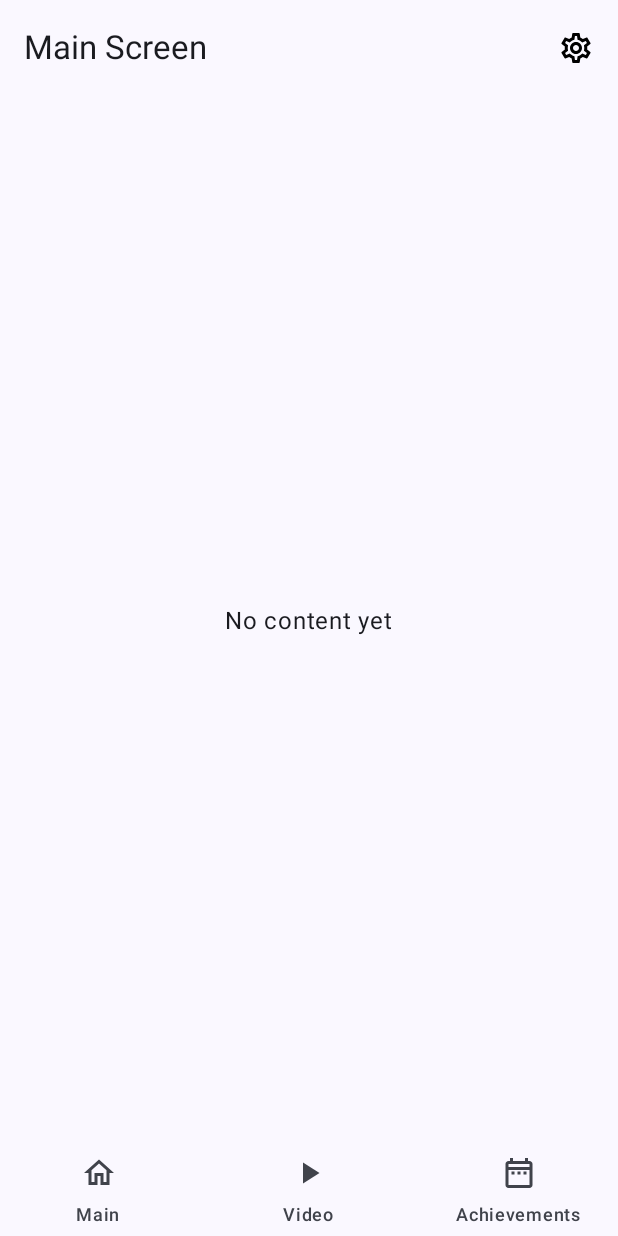
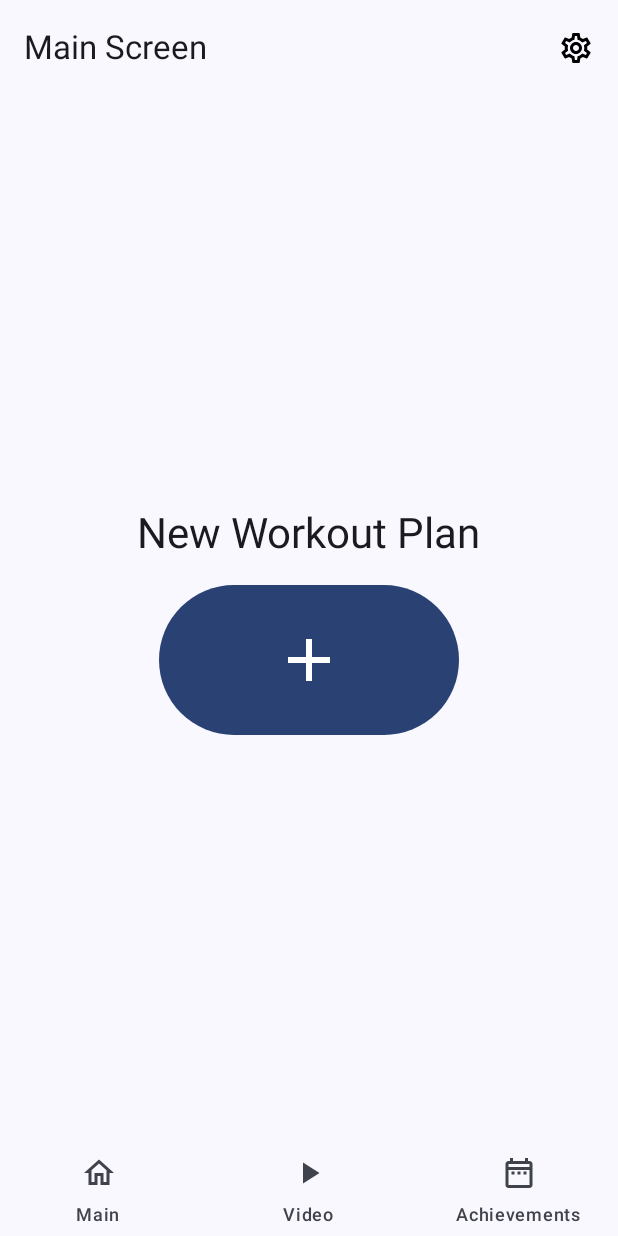
Before and after one commit to EndurAi/EndurAi, an Android app built with Jetpack Compose: the Main_Screen screen opened through its navigation route, on a phone screen of 412 x 824 dp. Run offline under Robolectric (Android 15) with nearby library versions, the phone set to English and light mode, and no system bars; our stand-ins replace Firebase (no records; nobody signed in at launch, a user with empty details on screens opened directly).

Commit message:
Add a new Button in MainScreen to be able to navigate to selection session screen

```diff
--- a/app/src/main/java/com/android/sample/ui/mainscreen/MainScreen.kt
+++ b/app/src/main/java/com/android/sample/ui/mainscreen/MainScreen.kt
@@ -2,6 +2,7 @@ package com.android.sample.ui.mainscreen
 
 import androidx.compose.foundation.layout.*
 import androidx.compose.material.icons.Icons
+import androidx.compose.material.icons.filled.Add
 import androidx.compose.material.icons.outlined.Settings
 import androidx.compose.material3.*
 import androidx.compose.runtime.Composable
@@ -9,9 +10,11 @@ import androidx.compose.ui.Alignment
 import androidx.compose.ui.Modifier
 import androidx.compose.ui.graphics.Color
 import androidx.compose.ui.platform.testTag
+import androidx.compose.ui.unit.dp
 import com.android.sample.ui.navigation.BottomNavigationMenu
 import com.android.sample.ui.navigation.LIST_OF_TOP_LEVEL_DESTINATIONS
 import com.android.sample.ui.navigation.NavigationActions
+import com.android.sample.ui.navigation.Screen
 
 @OptIn(ExperimentalMaterial3Api::class)
 @Composable
@@ -34,8 +37,33 @@ fun MainScreen(navigationActions: NavigationActions) {
         Box(
             modifier = Modifier.fillMaxSize().padding(padding),
             contentAlignment = Alignment.Center) {
-              Text("No content yet")
+            Column(
+                horizontalAlignment = Alignment.CenterHorizontally,
+                verticalArrangement = Arrangement.Center
+            ) {
+                Text(
+                    text = "New Workout Plan",
+                    style = MaterialTheme.typography.headlineMedium,
+                    modifier = Modifier.padding(bottom = 16.dp)
+                )
+                Button(
+                    onClick = {
+                        navigationActions.navigateTo(Screen.SESSIONSELECTION)
+                    },
+                    modifier = Modifier.size(width = 200.dp, height = 100.dp),
+                    colors = ButtonDefaults.buttonColors(
+                        containerColor = MaterialTheme.colorScheme.primary
+                    )
+                ) {
+                    Icon(
+                        imageVector = Icons.Default.Add,
+                        contentDescription = "New Workout",
+                        modifier = Modifier.size(48.dp),
+                        tint = Color.White
+                    )
+                }
             }
+        }
       },
       bottomBar = {
         BottomNavigationMenu(
```
